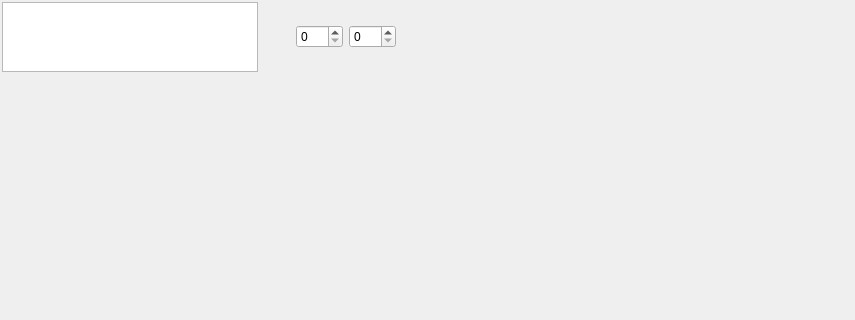
Before: the Qt Designer form bigglesworth/ui/multieditor.ui in MaurizioB/Bigglesworth, drawn with Qt 5; both pictures show x 0 to 855 and y 0 to 320 of the 855 by 579 pixel window.
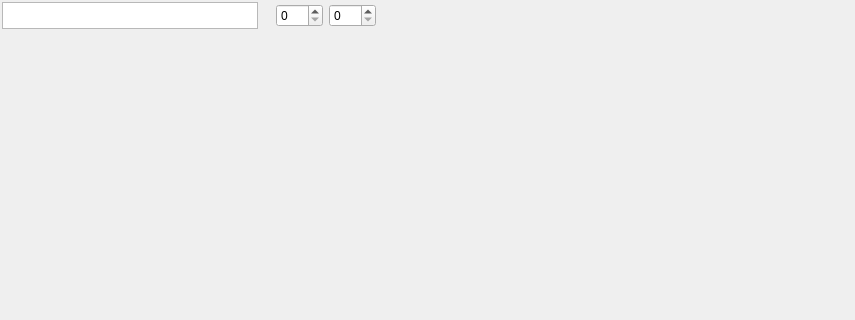
After: the same form once the commit is applied. Custom widgets are drawn as their Qt base class.

```diff
--- a/bigglesworth/ui/multieditor.ui
+++ b/bigglesworth/ui/multieditor.ui
@@ -11,7 +11,7 @@
    </rect>
   </property>
   <property name="windowTitle">
-   <string>Form</string>
+   <string>Multi mode edit</string>
   </property>
   <layout class="QVBoxLayout" name="verticalLayout_3" stretch="1,20">
    <property name="spacing">
@@ -33,7 +33,7 @@
        <property name="minimumSize">
         <size>
          <width>100</width>
-         <height>0</height>
+         <height>24</height>
         </size>
        </property>
        <property name="focusPolicy">
@@ -47,22 +47,6 @@
        </property>
       </widget>
      </item>
-     <item>
-      <spacer name="horizontalSpacer_3">
-       <property name="orientation">
-        <enum>Qt::Horizontal</enum>
-       </property>
-       <property name="sizeType">
-        <enum>QSizePolicy::Preferred</enum>
-       </property>
-       <property name="sizeHint" stdset="0">
-        <size>
-         <width>10</width>
-         <height>20</height>
-        </size>
-       </property>
-      </spacer>
-     </item>
      <item>
       <widget class="Dial" name="volumeDial">
        <property name="sizePolicy">
@@ -85,22 +69,6 @@
        </property>
       </widget>
      </item>
-     <item>
-      <spacer name="horizontalSpacer_2">
-       <property name="orientation">
-        <enum>Qt::Horizontal</enum>
-       </property>
-       <property name="sizeType">
-        <enum>QSizePolicy::Preferred</enum>
-       </property>
-       <property name="sizeHint" stdset="0">
-        <size>
-         <width>10</width>
-         <height>20</height>
-        </size>
-       </property>
-      </spacer>
-     </item>
      <item>
       <widget class="Dial" name="tempoDial">
        <property name="sizePolicy">
@@ -149,6 +117,22 @@
        </property>
       </widget>
      </item>
+     <item>
+      <spacer name="horizontalSpacer_2">
+       <property name="orientation">
+        <enum>Qt::Horizontal</enum>
+       </property>
+       <property name="sizeType">
+        <enum>QSizePolicy::Preferred</enum>
+       </property>
+       <property name="sizeHint" stdset="0">
+        <size>
+         <width>10</width>
+         <height>20</height>
+        </size>
+       </property>
+      </spacer>
+     </item>
      <item>
       <widget class="SquareButton" name="requestBtn">
        <property name="sizePolicy">
@@ -347,11 +331,28 @@
        </property>
       </widget>
      </item>
+     <item>
+      <layout class="QVBoxLayout" name="verticalLayout">
+       <property name="leftMargin">
+        <number>20</number>
+       </property>
+       <item>
+        <widget class="SquareButton" name="button">
+         <property name="label" stdset="0">
+          <string>button</string>
+         </property>
+        </widget>
+       </item>
+      </layout>
+     </item>
     </layout>
    </item>
    <item>
     <widget class="QStackedWidget" name="stackedWidget">
-     <widget class="QWidget" name="channelPage">
+     <widget class="ChannelPageWidget" name="channelPage">
+      <property name="acceptDrops">
+       <bool>true</bool>
+      </property>
       <layout class="QHBoxLayout" name="stripLayout">
        <property name="spacing">
         <number>2</number>
@@ -381,6 +382,12 @@
    <extends>QGraphicsView</extends>
    <header>bigglesworth.widgets.multieditor</header>
   </customwidget>
+  <customwidget>
+   <class>ChannelPageWidget</class>
+   <extends>QWidget</extends>
+   <header>bigglesworth.widgets.multieditor</header>
+   <container>1</container>
+  </customwidget>
  </customwidgets>
  <resources/>
  <connections/>
```
